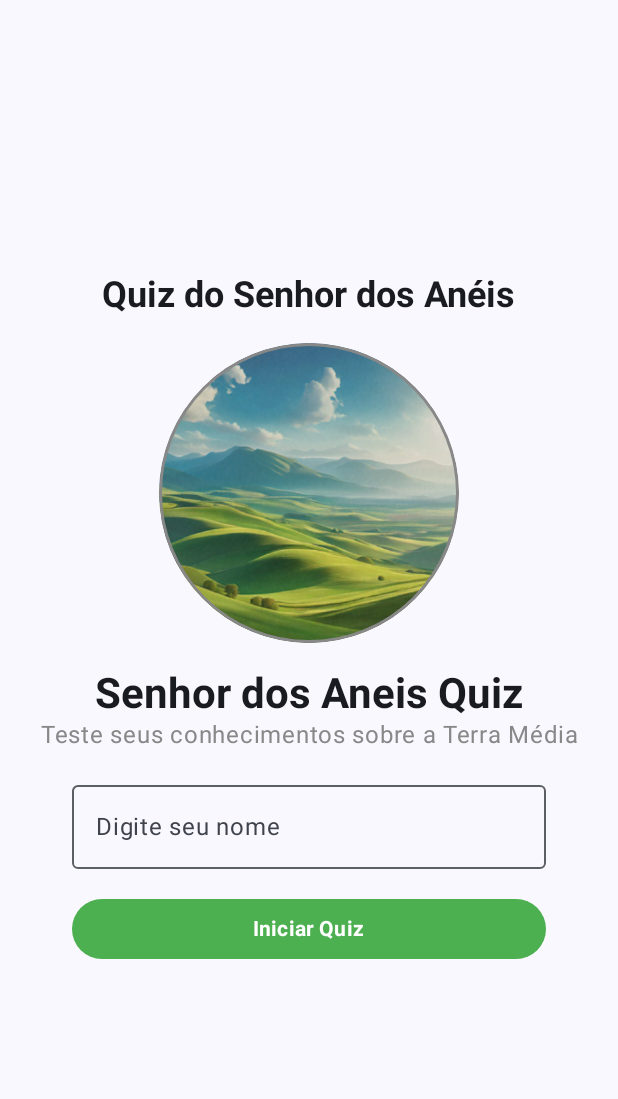
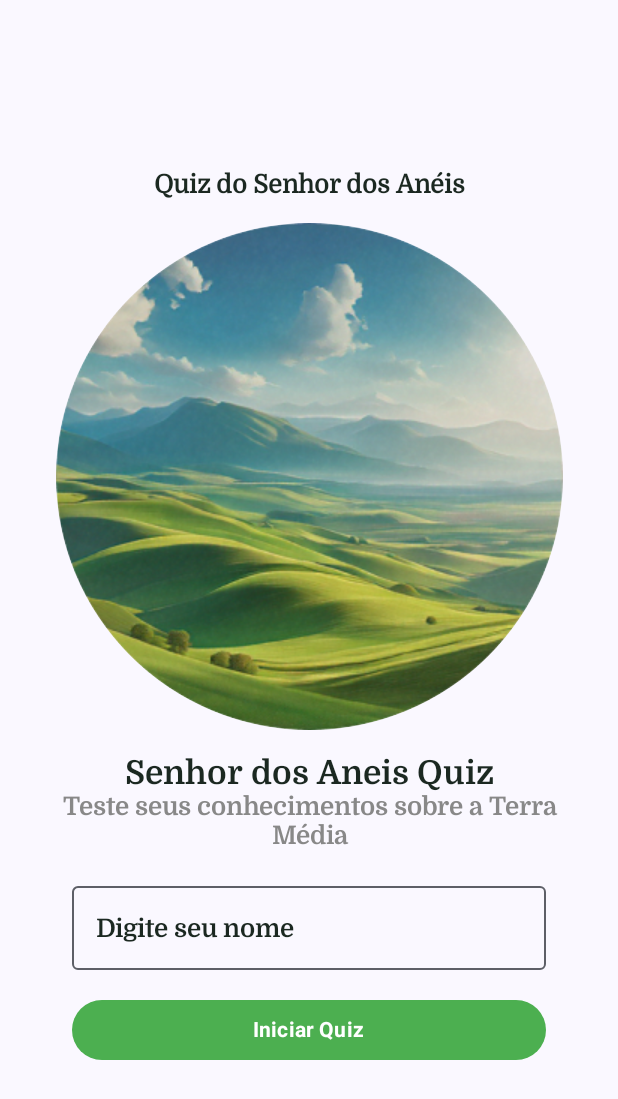
Before and after one commit to rdsalvesPUC/QuizSenhordosAneis, an Android app built with Jetpack Compose: the screen it shows after launch (MainActivity), on a phone screen of 412 x 824 dp. Shown: the top 1099 px of the screen. Run offline under Robolectric (Android 15) with nearby library versions, the phone set to English and light mode, and no system bars.

Commit message:
Segunda tela completa, Tela das Perguntas

```diff
--- a/app/src/main/java/com/example/quizsenhordosaneis/ui/theme/Theme.kt
+++ b/app/src/main/java/com/example/quizsenhordosaneis/ui/theme/Theme.kt
@@ -52,7 +52,7 @@ fun QuizSenhordosAneisTheme(
 
     MaterialTheme(
         colorScheme = colorScheme,
-        typography = Typography,
+        typography = CustomTypography,
         content = content
     )
 }
--- a/app/src/main/java/com/example/quizsenhordosaneis/ui/theme/Type.kt
+++ b/app/src/main/java/com/example/quizsenhordosaneis/ui/theme/Type.kt
@@ -1,34 +1,48 @@
 package com.example.quizsenhordosaneis.ui.theme
 
 import androidx.compose.material3.Typography
+import androidx.compose.ui.graphics.Color
 import androidx.compose.ui.text.TextStyle
+import androidx.compose.ui.text.font.Font
 import androidx.compose.ui.text.font.FontFamily
 import androidx.compose.ui.text.font.FontWeight
+import androidx.compose.ui.text.style.TextAlign
 import androidx.compose.ui.unit.sp
+import com.example.quizsenhordosaneis.R
+
+
+val CustomFontFamily = FontFamily(
+    Font(R.font.domine_regular, FontWeight.Normal),
+    Font(R.font.domine_medium, FontWeight.Medium),
+    Font(R.font.domine_semibold, FontWeight.SemiBold),
+    Font(R.font.domine_bold, FontWeight.Bold),
+)
 
 // Set of Material typography styles to start with
-val Typography = Typography(
+val CustomTypography = Typography(
     bodyLarge = TextStyle(
-        fontFamily = FontFamily.Default,
-        fontWeight = FontWeight.Normal,
-        fontSize = 16.sp,
-        lineHeight = 24.sp,
-        letterSpacing = 0.5.sp
-    )
-    /* Other default text styles to override
-    titleLarge = TextStyle(
-        fontFamily = FontFamily.Default,
-        fontWeight = FontWeight.Normal,
+        fontSize = 17.sp,
+        fontFamily = FontFamily(Font(R.font.domine_bold)),
+        fontWeight = FontWeight(700),
+        color = Color(0xFF1B2821),
+    ),
+    headlineSmall = TextStyle(
+        fontSize = 17.sp,
+        fontFamily = FontFamily(Font(R.font.domine_regular)),
+        fontWeight = FontWeight(700),
+        color = Color(0xFF1B2821),
+    ),
+    headlineMedium = TextStyle(
         fontSize = 22.sp,
-        lineHeight = 28.sp,
-        letterSpacing = 0.sp
+        lineHeight = 28.6.sp,
+        fontFamily = FontFamily(Font(R.font.domine_bold)),
+        fontWeight = FontWeight(700),
+        color = Color(0xFF1B2821),
     ),
-    labelSmall = TextStyle(
-        fontFamily = FontFamily.Default,
-        fontWeight = FontWeight.Medium,
-        fontSize = 11.sp,
-        lineHeight = 16.sp,
-        letterSpacing = 0.5.sp
-    )
-    */
+    headlineLarge = TextStyle(
+        fontSize = 28.sp,
+        fontFamily = FontFamily(Font(R.font.domine_regular)),
+        fontWeight = FontWeight(400),
+        color = Color(0xFF1B2821),
+    ),
 )
--- a/app/src/main/java/com/example/quizsenhordosaneis/view/TelaInicial.kt
+++ b/app/src/main/java/com/example/quizsenhordosaneis/view/HomeView.kt
@@ -1,12 +1,10 @@
 package com.example.quizsenhordosaneis.view
 
 import androidx.compose.material3.MaterialTheme
-import androidx.compose.material3.Typography
 import androidx.compose.material3.ButtonDefaults
 import androidx.compose.material3.Text
 import androidx.compose.material3.OutlinedTextField
 import androidx.compose.material3.Button
-import androidx.compose.material3.Surface
 import androidx.compose.ui.text.font.FontWeight
 import androidx.compose.ui.graphics.Color
 import androidx.compose.ui.unit.dp
@@ -21,6 +19,7 @@ import androidx.compose.ui.layout.ContentScale
 import androidx.compose.ui.res.painterResource
 import androidx.compose.runtime.*
 import androidx.compose.ui.text.style.TextAlign
+import androidx.compose.ui.tooling.preview.Preview
 import com.example.quizsenhordosaneis.R
 
 @Composable
@@ -48,9 +47,8 @@ fun TelaInicial(onStartQuiz: (String) -> Unit) {
             painter = painterResource(id = R.drawable.imagem_entrada),
             contentDescription = null,
             modifier = Modifier
-                .size(200.dp)
-                .clip(CircleShape)
-                .border(2.dp, Color.Gray, CircleShape),
+                .size(338.dp)
+                .clip(CircleShape),
             contentScale = ContentScale.Crop
         )
 
@@ -102,3 +100,9 @@ fun TelaInicial(onStartQuiz: (String) -> Unit) {
         }
     }
 }
+
+@Preview(showBackground = true)
+@Composable
+fun PreviewTelaHome() {
+    TelaInicial {}
+}
```
Also changed, not shown: app/src/main/java/com/example/quizsenhordosaneis/view/PerguntasView.kt (added, +174 -0 lines), app/src/main/res/drawable/leadingicon.xml (added, +10 -0 lines), app/src/main/res/font/domine_bold.ttf (added), app/src/main/res/font/domine_medium.ttf (added), app/src/main/res/font/domine_regular.ttf (added), app/src/main/res/font/domine_semibold.ttf (added).
